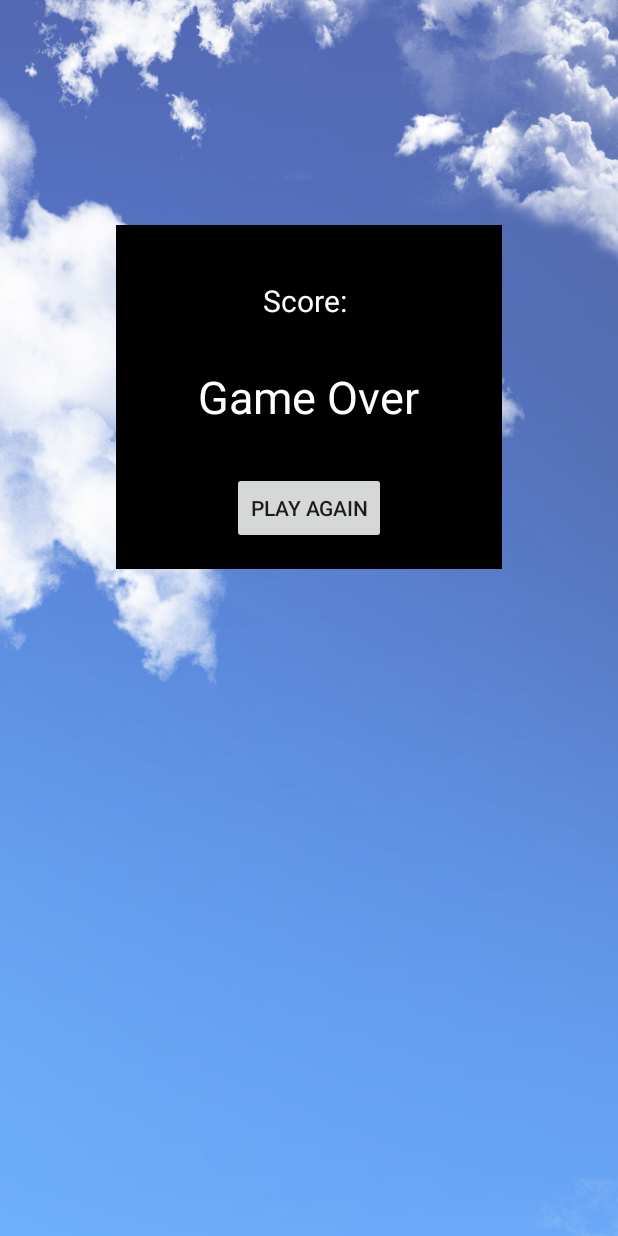
After one commit to pawaitemadisoncollege/FoodChainApp, an Android app: the layout gameover.xml on its own in the app's theme, with its tools: preview values and no code run, on a phone screen of 412 x 824 dp. The commit adds this screen. Run offline under Robolectric (Android 15) with nearby library versions, the phone set to English and light mode, and no system bars.

Commit message:
new images, dialog for end of game

```diff
--- /dev/null
+++ b/app/src/main/res/layout/gameover.xml
@@ -0,0 +1,45 @@
+<?xml version="1.0" encoding="utf-8"?>
+<LinearLayout xmlns:android="http://schemas.android.com/apk/res/android"
+    android:orientation="vertical" android:layout_width="match_parent"
+    android:layout_height="match_parent"
+    android:background="@drawable/blueskybackgroundfaded">
+
+    <RelativeLayout
+        android:layout_width="257dp"
+        android:layout_height="229dp"
+        android:background="#000000"
+        android:layout_gravity="center"
+        android:layout_marginTop="150dp">
+
+        <TextView
+            android:layout_width="wrap_content"
+            android:layout_height="wrap_content"
+            android:textAppearance="?android:attr/textAppearanceLarge"
+            android:text="Game Over"
+            android:id="@+id/gameovertext"
+            android:layout_centerHorizontal="true"
+            android:layout_centerVertical="true"
+            android:textSize="30sp"
+            android:textColor="#FFFFFF"/>
+
+        <TextView
+            android:layout_width="wrap_content"
+            android:layout_height="wrap_content"
+            android:text="Score: "
+            android:id="@+id/gameoverscoreText"
+            android:textSize="20sp"
+            android:textColor="#FFFFFF"
+            android:layout_marginBottom="30dp"
+            android:layout_above="@+id/gameovertext"
+            android:layout_centerHorizontal="true" />
+
+        <Button
+            android:layout_width="wrap_content"
+            android:layout_height="wrap_content"
+            android:text="Play Again"
+            android:id="@+id/gameoverbutton"
+            android:layout_marginTop="30dp"
+            android:layout_below="@+id/gameovertext"
+            android:layout_centerHorizontal="true" />
+    </RelativeLayout>
+</LinearLayout>
```
Also changed, not shown: app/src/main/java/com/paulawaite/foodchain/DataSetUp.java (+14 -0 lines), app/src/main/java/com/paulawaite/foodchain/MainActivity.java (+22 -21 lines), app/src/main/res/drawable/cat.png (added), app/src/main/res/drawable/mosquito.png (added), app/src/main/res/drawable/mouse.png (added), app/src/main/res/drawable/redlobelia.png (added), app/src/main/res/drawable/spider.png (added).
